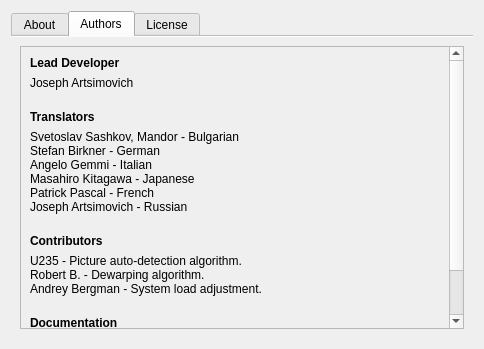
Qt form ui/AboutDialog.ui (ImageProcessing-ElectronicPublications/scantailor-deviant) before a commit.
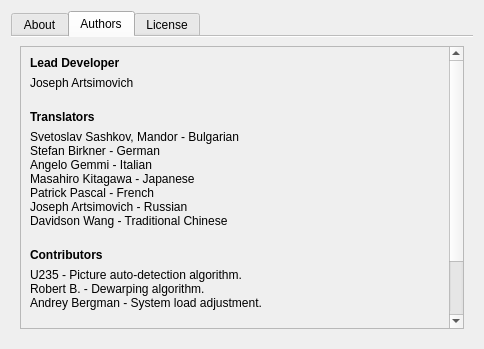
The same form after that commit. Icons and pictures are not drawn.

Commit message: Traditional Chinese translation added.

What changed in the file:
```diff
--- a/ui/AboutDialog.ui
+++ b/ui/AboutDialog.ui
@@ -98,7 +98,7 @@
             <x>0</x>
             <y>0</y>
             <width>425</width>
-            <height>326</height>
+            <height>339</height>
            </rect>
           </property>
           <layout class="QVBoxLayout" name="verticalLayout_2">
@@ -139,6 +139,7 @@
 Masahiro Kitagawa - Japanese
 Patrick Pascal - French
 Joseph Artsimovich - Russian
+Davidson Wang - Traditional Chinese
 </string>
              </property>
             </widget>
```
Left out of the diff: 1 changed line with no effect on the pictures. The commit also changes 2 other files.
